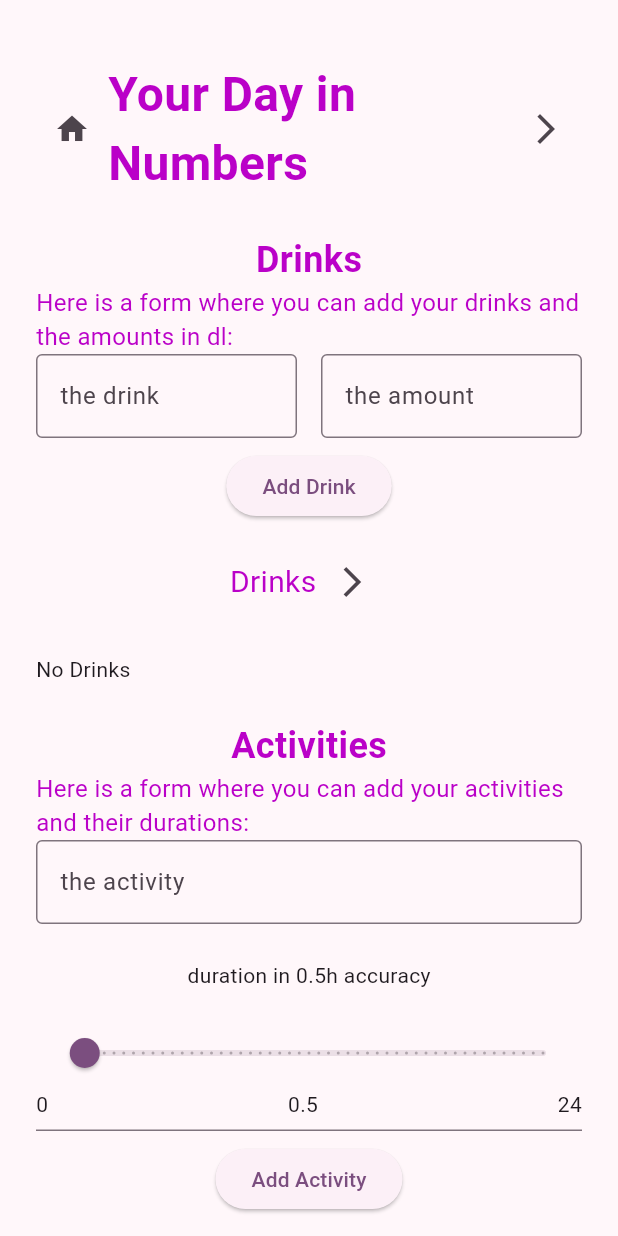
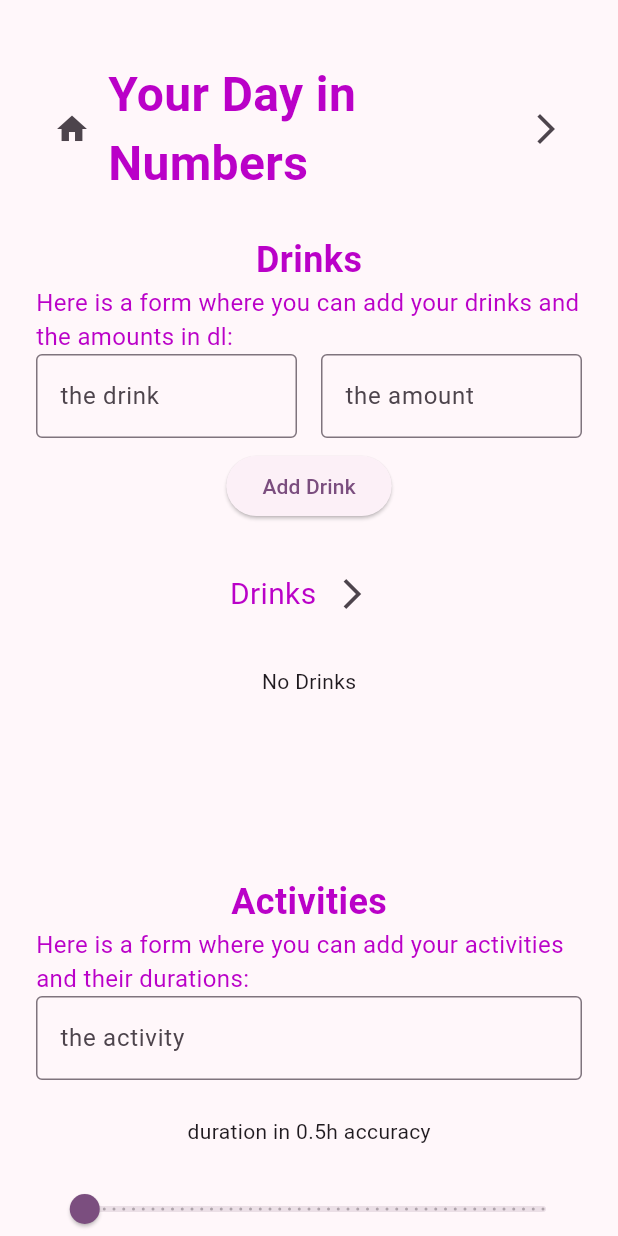
Before and after one commit to SofiaElo/flutter_application_daily_activities, a Flutter app: the ResultsScreen screen opened directly, after a tap on the "arrow back ios new" icon, on a phone screen of 412 x 824 dp. Run offline on Flutter 3.47's test engine with Material 3 defaults, Android fonts, the phone set to English and light mode, and no system bars; drawn by our look-alikes of flutter_form_builder; our stand-ins replace form_builder_validators, get, hive_ce_flutter, syncfusion_flutter_charts; accounts and stored records are empty.

Commit message:
added breakpoints, maxWidth

```diff
--- a/lib/main.dart
+++ b/lib/main.dart
@@ -29,6 +29,7 @@ Future<void> main() async {
 }
 
 class MyApp extends StatelessWidget {
+  static const double maxContentWidth = 1000;
   final ThemeData theme;
 
   MyApp({required this.theme});
@@ -37,6 +38,14 @@ class MyApp extends StatelessWidget {
   Widget build(BuildContext context) {
     return GetMaterialApp(
       theme: theme,
+      builder: (context, child) {
+        return Center(
+          child: ConstrainedBox(
+            constraints: BoxConstraints(maxWidth: maxContentWidth),
+            child: child!,
+          ),
+        );
+      },
       home: HomeScreen());
   }
 }
--- a/lib/pages/form_screen.dart
+++ b/lib/pages/form_screen.dart
@@ -1,89 +1,46 @@
 import 'package:flutter/material.dart';
 import 'package:get/get.dart';
 
-import '../widgets/form_activities.dart';
-import '../widgets/activities_list.dart';
-import '../widgets/form_drinks.dart';
-import '../widgets/drinks_list.dart';
 
-import '../pages/home_screen.dart';
-import '../pages/results_screen.dart';
+import '../widgets/form_screen/drinks_part_form_screen.dart';
+import '../widgets/form_screen/activities_part_form_screen.dart';
+import '../widgets/form_screen/nav_form_screen.dart';
 
 
+class Breakpoints {
+  static const sm = 800;
+}
 
 class FormScreen extends StatelessWidget {
 
 @override
 Widget build(BuildContext context) {
+  final size = MediaQuery.of(context).size;
+
   return Scaffold(
     body: ListView(
       padding: EdgeInsets.all(24.0),
       children: [
-        SizedBox(height: 16.0),
-        Row(children: [
-          IconButton(
-            icon: Icon(Icons.home),
-            onPressed: () {
-              Get.to(() => HomeScreen());
-            }),
-          Expanded(child: Center(
-            child: Text(
-              "Your Day in Numbers",
-              style: TextStyle(fontSize: 32.0, fontWeight: FontWeight.bold,
-              color: Color.fromRGBO(186,1,200,1)),
-              ),
-            ),
-          ),
-          IconButton(
-            icon: Icon(Icons.arrow_forward_ios_outlined),
-            onPressed: () {
-              Get.to(() => ResultsScreen());
-            }),
-        ],),
-        SizedBox(height: 24.0),
-        Center(
-            child: FormDrinks(),
-        ),
-        SizedBox(height: 16.0),
-        Center(child: Row(
-          mainAxisSize: MainAxisSize.min,
-          children: [
-          Text(
-          "Drinks",
-          style: TextStyle(fontSize: 20.0, color: Color.fromRGBO(186,1,200,1)),
-          ),
-          IconButton(
-            icon: Icon(Icons.arrow_forward_ios_outlined),
-            onPressed: () {
-              Get.to(() => ResultsScreen());
-            }),
-        ],
-        ),
-        ),
-        SizedBox(height: 24.0),
-        DrinksList(),
-        SizedBox(height: 24.0),
-        Center(
-            child: FormActivities(),
-        ),
-        SizedBox(height: 24.0),
-        Center(child: Row(
-          mainAxisSize: MainAxisSize.min,
-          children: [
-          Text(
-          "Activities",
-          style: TextStyle(fontSize: 20.0, color: Color.fromRGBO(186,1,200,1)),
-          ),
-          IconButton(
-            icon: Icon(Icons.arrow_forward_ios_outlined),
-            onPressed: () {
-              Get.to(() => ResultsScreen());
-            }),
-        ],
-        ),
-        ),
-        SizedBox(height: 16.0),
-        ActivitiesList(),
+        NavFormScreen(),
+           size.width < Breakpoints.sm
+            ? Column(
+              crossAxisAlignment: CrossAxisAlignment.start,
+              children: [
+                DrinksFormScreen(),
+                SizedBox(height: 120.0),
+                ActivitiesFormScreen(),
+            ],)
+            : IntrinsicHeight(
+                  child: Row(
+                    crossAxisAlignment: CrossAxisAlignment.start,
+                    children: [
+                      Flexible(child: DrinksFormScreen()),
+                      SizedBox(width: 20.0),
+                      Flexible(child: ActivitiesFormScreen()),
+                    ],
+                  ),
+                ),
+
       ],
     ),
   );
--- a/lib/pages/home_screen.dart
+++ b/lib/pages/home_screen.dart
@@ -20,7 +20,7 @@ Widget build(BuildContext context) {
         Center(
             child:
               Text(
-                "This is an application where one can daily activities and the times they have taken. User can insert the amount of sleep, studying, sports and others as time spent with the accuracy of an hour. Tracking food and water can be tracked in cal and dl. Overall mood can also be tracked.",
+                "This is an application where one can daily activities and the times they have taken. User can insert the amount of sleep, studying, sports and others as time spent with the accuracy of an 0.5 hour. Tracking drinks can be done in dl.",
                 style: TextStyle(color: Color.fromRGBO(186,1,200,1), ),
               ),
         ),
--- a/lib/pages/results_screen.dart
+++ b/lib/pages/results_screen.dart
@@ -1,76 +1,36 @@
 import 'package:flutter/material.dart';
 import 'package:get/get.dart';
 
-import '../pages/home_screen.dart';
-import '../pages/form_screen.dart';
+import '../widgets/results_screen/nav_results_screen.dart';
+import '../widgets/results_screen/activities_part_results_screen.dart';
+import '../widgets/results_screen/drinks_part_results_screen.dart';
 
-import '../controllers/activities_controller.dart';
-import '../controllers/drinks_controller.dart';
-import '../widgets/activities_chart.dart';
-import '../widgets/drinks_chart.dart';
+class Breakpoints {
+  static const sm = 640;
+}
 
 class ResultsScreen extends StatelessWidget {
-  final activitiesController = Get.find<ActivitiesController>();
-  final drinksController = Get.find<DrinksController>();
 
 @override
 Widget build(BuildContext context) {
+  final size = MediaQuery.of(context).size;
   return Scaffold(
     body: ListView(
       children: [
         SizedBox(height: 16.0),
-        Row(children: [
-          IconButton(
-            icon: Icon(Icons.arrow_back_ios_new),
-            onPressed: () {
-              Get.to(() => FormScreen());
-            }),
-          IconButton(
-            icon: Icon(Icons.home),
-            onPressed: () {
-              Get.to(() => HomeScreen());
-            }),
-          Expanded(child: Center(
-            child: Text(
-              "Your Day in Numbers",
-              style: TextStyle(fontSize: 32.0, fontWeight: FontWeight.bold,
-              color: Color.fromRGBO(186,1,200,1)),
-              ),
-            ),
+        NavResultScreen(),
+        SizedBox(height: 16.0),
+        Expanded(child:
+          Center(child: size.width < Breakpoints.sm
+            ? Column(children: [
+              ActivitiesResultScreen(),
+              DrinksResultScreen(),
+            ],)
+            : Row(children: [
+              Flexible(child: ActivitiesResultScreen()),
+              Flexible(child: DrinksResultScreen()),
+            ],),
           ),
-        ],),
-        SizedBox(height: 16.0),
-        Obx(
-          () => activitiesController.size == 0
-            ? Center(child: Text('No Activities'))
-            : Column(children: [
-              Container(child: Column(children: [
-                Center(child: Text(
-                  "Your activities in hours for this day:",
-                  style: TextStyle(fontSize: 16.0,
-                  color: Color.fromRGBO(186,1,200,1)),
-                ),
-                ),
-                ActivitiesChart(),
-              ],
-              ),),
-          ],),
-        ),
-        Obx(
-          () => drinksController.size == 0
-            ? Center(child: Text('No Drinks'))
-            : Column(children: [
-              Container(child: Column(children: [
-                Center(child: Text(
-                  "Your drinks for this day:",
-                  style: TextStyle(fontSize: 16.0,
-                  color: Color.fromRGBO(186,1,200,1)),
-                ),
-                ),
-                DrinksChart(),
-              ],
-              ),),
-          ],),
         ),
       ],
     )
--- a/lib/widgets/drinks_list.dart
+++ b/lib/widgets/form_screen/activities_list.dart
@@ -2,20 +2,20 @@ import 'package:flutter/material.dart';
 import 'package:get/get.dart';
 
 
-import '../controllers/drinks_controller.dart';
+import '../../controllers/activities_controller.dart';
 
-class DrinksList extends StatelessWidget {
-  final drinksController = Get.find<DrinksController>();
+class ActivitiesList extends StatelessWidget {
+  final activitiesController = Get.find<ActivitiesController>();
 
   @override
 Widget build(BuildContext context) {
   return Obx(
-    () => drinksController.size == 0
-        ? Text('No Drinks')
+    () => activitiesController.size == 0
+        ? Text('No Activities')
         : Column(
-            children: drinksController.drinks
+            children: activitiesController.activities
                 .map(
-                  (drink) => Column(children: [
+                  (activity) => Column(children: [
                     ListTile(
                     minVerticalPadding: 2,
                     leading: Row(
@@ -24,25 +24,25 @@ Widget build(BuildContext context) {
                       IconButton(
                       icon: Icon(Icons.add),
                       onPressed: () {
-                        drinksController.increaseAmount(drink);
+                        activitiesController.increaseDuration(activity);
                       }),
                       IconButton(
                       icon: Icon(Icons.remove),
                       onPressed: () {
-                        drinksController.decreaseAmount(drink);
+                        activitiesController.decreaseDuration(activity);
                       }),
                     ],
                     ),
 
                     title: Center(child: Text(
-                      drink.name,
+                      activity.name,
                       style: TextStyle(fontSize: 18.0))),
-                    subtitle: Center(child: Text("${drink.amount}",
+                    subtitle: Center(child: Text("${activity.time}",
                     style: TextStyle(fontSize: 18.0),)),
                     trailing: IconButton(
                       icon: Icon(Icons.delete),
                       onPressed: () {
-                        drinksController.delete(drink);
+                        activitiesController.delete(activity);
                       },
                     ),
                     tileColor: Colors.purple[100],
--- /dev/null
+++ b/lib/widgets/form_screen/activities_part_form_screen.dart
@@ -0,0 +1,42 @@
+import 'package:flutter/material.dart';
+import 'package:get/get.dart';
+
+import 'form_activities.dart';
+import 'activities_list.dart';
+
+import '../../pages/results_screen.dart';
+
+
+
+class ActivitiesFormScreen extends StatelessWidget {
+
+  @override
+Widget build(BuildContext context) {
+  return Column(
+      //padding: EdgeInsets.all(24.0),
+      children: [
+        Center(
+            child: FormActivities(),
+        ),
+        SizedBox(height: 24.0),
+        Center(child: Row(
+          mainAxisSize: MainAxisSize.min,
+          children: [
+          Text(
+          "Activities",
+          style: TextStyle(fontSize: 20.0, color: Color.fromRGBO(186,1,200,1)),
+          ),
+          IconButton(
+            icon: Icon(Icons.arrow_forward_ios_outlined),
+            onPressed: () {
+              Get.to(() => ResultsScreen());
+            }),
+        ],
+        ),
+        ),
+        SizedBox(height: 16.0),
+        ActivitiesList(),
+      ],
+    );
+}
+}
--- a/lib/widgets/activities_list.dart
+++ b/lib/widgets/form_screen/drinks_list.dart
@@ -2,20 +2,20 @@ import 'package:flutter/material.dart';
 import 'package:get/get.dart';
 
 
-import '../controllers/activities_controller.dart';
+import '../../controllers/drinks_controller.dart';
 
-class ActivitiesList extends StatelessWidget {
-  final activitiesController = Get.find<ActivitiesController>();
+class DrinksList extends StatelessWidget {
+  final drinksController = Get.find<DrinksController>();
 
   @override
 Widget build(BuildContext context) {
   return Obx(
-    () => activitiesController.size == 0
-        ? Text('No Activities')
+    () => drinksController.size == 0
+        ? Text('No Drinks')
         : Column(
-            children: activitiesController.activities
+            children: drinksController.drinks
                 .map(
-                  (activity) => Column(children: [
+                  (drink) => Column(children: [
                     ListTile(
                     minVerticalPadding: 2,
                     leading: Row(
@@ -24,25 +24,25 @@ Widget build(BuildContext context) {
                       IconButton(
                       icon: Icon(Icons.add),
                       onPressed: () {
-                        activitiesController.increaseDuration(activity);
+                        drinksController.increaseAmount(drink);
                       }),
                       IconButton(
                       icon: Icon(Icons.remove),
                       onPressed: () {
-                        activitiesController.decreaseDuration(activity);
+                        drinksController.decreaseAmount(drink);
                       }),
                     ],
                     ),
 
                     title: Center(child: Text(
-                      activity.name,
+                      drink.name,
                       style: TextStyle(fontSize: 18.0))),
-                    subtitle: Center(child: Text("${activity.time}",
+                    subtitle: Center(child: Text("${drink.amount}",
                     style: TextStyle(fontSize: 18.0),)),
                     trailing: IconButton(
                       icon: Icon(Icons.delete),
                       onPressed: () {
-                        activitiesController.delete(activity);
+                        drinksController.delete(drink);
                       },
                     ),
                     tileColor: Colors.purple[100],
--- /dev/null
+++ b/lib/widgets/form_screen/drinks_part_form_screen.dart
@@ -0,0 +1,42 @@
+import 'package:flutter/material.dart';
+import 'package:get/get.dart';
+
+import 'form_drinks.dart';
+import 'drinks_list.dart';
+
+import '../../pages/results_screen.dart';
+
+
+
+class DrinksFormScreen extends StatelessWidget {
+
+  @override
+Widget build(BuildContext context) {
+  return Column(
+      //padding: EdgeInsets.all(24.0),
+      children: [
+        Center(
+            child: FormDrinks(),
+        ),
+        SizedBox(height: 24.0),
+        Center(child: Row(
+          mainAxisSize: MainAxisSize.min,
+          children: [
+          Text(
+          "Drinks",
+          style: TextStyle(fontSize: 20.0, color: Color.fromRGBO(186,1,200,1)),
+          ),
+          IconButton(
+            icon: Icon(Icons.arrow_forward_ios_outlined),
+            onPressed: () {
+              Get.to(() => ResultsScreen());
+            }),
+        ],
+        ),
+        ),
+        SizedBox(height: 24.0),
+        DrinksList(),
+      ],
+    );
+}
+}
--- a/lib/widgets/form_activities.dart
+++ b/lib/widgets/form_screen/form_activities.dart
@@ -4,8 +4,8 @@ import 'package:form_builder_validators/form_builder_validators.dart';
 import 'package:get/get.dart';
 
 
-import '../controllers/activities_controller.dart';
-import '../models/activity.dart';
+import '../../controllers/activities_controller.dart';
+import '../../models/activity.dart';
 
 class FormActivities extends StatelessWidget {
 final activitiesController = Get.find<ActivitiesController>();
--- a/lib/widgets/form_drinks.dart
+++ b/lib/widgets/form_screen/form_drinks.dart
@@ -5,8 +5,8 @@ import 'package:form_builder_validators/form_builder_validators.dart';
 import 'package:get/get.dart';
 
 
-import '../controllers/drinks_controller.dart';
-import '../models/drinks.dart';
+import '../../controllers/drinks_controller.dart';
+import '../../models/drinks.dart';
 
 class FormDrinks extends StatelessWidget {
 final drinksController = Get.find<DrinksController>();
--- /dev/null
+++ b/lib/widgets/form_screen/nav_form_screen.dart
@@ -0,0 +1,41 @@
+import 'package:flutter/material.dart';
+import 'package:get/get.dart';
+
+import '../../pages/home_screen.dart';
+import '../../pages/results_screen.dart';
+
+
+
+class NavFormScreen extends StatelessWidget {
+
+  @override
+Widget build(BuildContext context) {
+  return Column(
+      //padding: EdgeInsets.all(24.0),
+      children: [
+        SizedBox(height: 16.0),
+        Row(children: [
+          IconButton(
+            icon: Icon(Icons.home),
+            onPressed: () {
+              Get.to(() => HomeScreen());
+            }),
+          Expanded(child: Center(
+            child: Text(
+              "Your Day in Numbers",
+              style: TextStyle(fontSize: 32.0, fontWeight: FontWeight.bold,
+              color: Color.fromRGBO(186,1,200,1)),
+              ),
+            ),
+          ),
+          IconButton(
+            icon: Icon(Icons.arrow_forward_ios_outlined),
+            onPressed: () {
+              Get.to(() => ResultsScreen());
+            }),
+        ],),
+        SizedBox(height: 24.0),
+      ],
+    );
+}
+}
--- a/lib/widgets/drinks_chart.dart
+++ b/lib/widgets/results_screen/activities_chart.dart
@@ -4,18 +4,18 @@ import 'package:syncfusion_flutter_charts/charts.dart';
 
 
 
-import '../controllers/drinks_controller.dart';
+import '../../controllers/activities_controller.dart';
 
-class DrinksChart extends StatelessWidget {
-  final drinksController = Get.find<DrinksController>();
+class ActivitiesChart extends StatelessWidget {
+  final activitiesController = Get.find<ActivitiesController>();
 
   // Helper function to make the list for activities as ChartData for the donut chart
-  arrayForDrinks() {
+  arrayForActivities() {
     List<ChartData> chartData = [];
-    List colors = [Color.fromRGBO(1, 137, 200, 1), Color.fromRGBO(1, 81, 200, 1), Color.fromRGBO(8, 1, 200, 1)];
+    List colors = [Color.fromRGBO(186,1,200,1), Color.fromRGBO(1, 137, 200, 1),Color.fromRGBO(1, 200, 134, 1), Color.fromRGBO(8, 1, 200, 1)];
     int colorNum = 0;
-    for (final drink in drinksController.drinks) {
-      chartData.add(ChartData(drink.name, drink.amount, "${drink.amount}dl ${drink.name}", colors[colorNum]));
+    for (final activity in activitiesController.activities) {
+      chartData.add(ChartData(activity.name, activity.time, "${activity.time}h ${activity.name}", colors[colorNum]));
       colorNum += 1;
       //Check that colors are not gonna go out of index
       if (colorNum == colors.length) {
@@ -34,7 +34,7 @@ Widget build(BuildContext context) {
                     series: <CircularSeries>[
                         // Renders doughnut chart
                         DoughnutSeries<ChartData, String>(
-                            dataSource: arrayForDrinks(),
+                            dataSource: arrayForActivities(),
                             pointColorMapper:(ChartData data,  _) => data.color,
                             //pointColorMapper: (ChartSampleData data, _) => data.pointColor,
                             xValueMapper: (ChartData data, _) => data.x,
@@ -46,23 +46,8 @@ Widget build(BuildContext context) {
                                     labelPosition: ChartDataLabelPosition.outside
                                 ),
 
-                        ),
-                    ],
-                    annotations: <CircularChartAnnotation>[
-                          CircularChartAnnotation(
-                            widget: Center(
-                              child: Obx(() => Text(
-                                'Total: ${drinksController.wholeAmount()} l',   // Your custom text
-                                style: TextStyle(
-                                  fontSize: 16,
-                                  color: Color.fromRGBO(186,1,200,1),
-                                ),
-                              ),
-                              ),
-                            ),
-                            // This annotation will be centered
-                          )
-                        ],
+                        )
+                    ]
                 )
             );
     }
--- /dev/null
+++ b/lib/widgets/results_screen/activities_part_results_screen.dart
@@ -0,0 +1,29 @@
+import 'package:flutter/material.dart';
+import 'package:get/get.dart';
+
+import '../../controllers/activities_controller.dart';
+import 'activities_chart.dart';
+
+
+class ActivitiesResultScreen extends StatelessWidget {
+final activitiesController = Get.find<ActivitiesController>();
+  @override
+Widget build(BuildContext context) {
+  return  Obx(
+          () => activitiesController.size == 0
+            ? Center(child: Text('No Activities'))
+            : Column(children: [
+              Container(child: Column(children: [
+                Center(child: Text(
+                  "Your activities in hours for this day:",
+                  style: TextStyle(fontSize: 16.0,
+                  color: Color.fromRGBO(186,1,200,1)),
+                ),
+                ),
+                ActivitiesChart(),
+              ],
+              ),),
+          ],),
+        );
+}
+}
--- a/lib/widgets/activities_chart.dart
+++ b/lib/widgets/results_screen/drinks_chart.dart
@@ -2,20 +2,18 @@ import 'package:flutter/material.dart';
 import 'package:get/get.dart';
 import 'package:syncfusion_flutter_charts/charts.dart';
 
+import '../../controllers/drinks_controller.dart';
 
-
-import '../controllers/activities_controller.dart';
-
-class ActivitiesChart extends StatelessWidget {
-  final activitiesController = Get.find<ActivitiesController>();
+class DrinksChart extends StatelessWidget {
+  final drinksController = Get.find<DrinksController>();
 
   // Helper function to make the list for activities as ChartData for the donut chart
-  arrayForActivities() {
+  arrayForDrinks() {
     List<ChartData> chartData = [];
-    List colors = [Color.fromRGBO(186,1,200,1), Color.fromRGBO(1, 137, 200, 1),Color.fromRGBO(186,1,200,1),Color.fromRGBO(1, 200, 134, 1)];
+    List colors = [Color.fromRGBO(186,1,200,1), Color.fromRGBO(1, 137, 200, 1),Color.fromRGBO(1, 200, 134, 1), Color.fromRGBO(8, 1, 200, 1)];
     int colorNum = 0;
-    for (final activity in activitiesController.activities) {
-      chartData.add(ChartData(activity.name, activity.time, "${activity.time}h ${activity.name}", colors[colorNum]));
+    for (final drink in drinksController.drinks) {
+      chartData.add(ChartData(drink.name, drink.amount, "${drink.amount}dl ${drink.name}", colors[colorNum]));
       colorNum += 1;
       //Check that colors are not gonna go out of index
       if (colorNum == colors.length) {
@@ -34,7 +32,7 @@ Widget build(BuildContext context) {
                     series: <CircularSeries>[
                         // Renders doughnut chart
                         DoughnutSeries<ChartData, String>(
-                            dataSource: arrayForActivities(),
+                            dataSource: arrayForDrinks(),
                             pointColorMapper:(ChartData data,  _) => data.color,
                             //pointColorMapper: (ChartSampleData data, _) => data.pointColor,
                             xValueMapper: (ChartData data, _) => data.x,
@@ -46,8 +44,23 @@ Widget build(BuildContext context) {
                                     labelPosition: ChartDataLabelPosition.outside
                                 ),
 
-                        )
-                    ]
+                        ),
+                    ],
+                    annotations: <CircularChartAnnotation>[
+                          CircularChartAnnotation(
+                            widget: Center(
+                              child: Obx(() => Text(
+                                'Total: ${drinksController.wholeAmount()} l',   // Your custom text
+                                style: TextStyle(
+                                  fontSize: 16,
+                                  color: Color.fromRGBO(186,1,200,1),
+                                ),
+                              ),
+                              ),
+                            ),
+                            // This annotation will be centered
+                          )
+                        ],
                 )
             );
     }
--- /dev/null
+++ b/lib/widgets/results_screen/drinks_part_results_screen.dart
@@ -0,0 +1,29 @@
+import 'package:flutter/material.dart';
+import 'package:get/get.dart';
+
+import '../../controllers/drinks_controller.dart';
+import 'drinks_chart.dart';
+
+
+class DrinksResultScreen extends StatelessWidget {
+final drinksController = Get.find<DrinksController>();
+  @override
+Widget build(BuildContext context) {
+  return  Obx(
+          () => drinksController.size == 0
+            ? Center(child: Text('No Drinks'))
+            : Column(children: [
+              Container(child: Column(children: [
+                Center(child: Text(
+                  "Your drinks for this day:",
+                  style: TextStyle(fontSize: 16.0,
+                  color: Color.fromRGBO(186,1,200,1)),
+                ),
+                ),
+                DrinksChart(),
+              ],
+              ),),
+          ],),
+        );
+}
+}
--- /dev/null
+++ b/lib/widgets/results_screen/nav_results_screen.dart
@@ -0,0 +1,33 @@
+import 'package:flutter/material.dart';
+import 'package:get/get.dart';
+
+import '../../pages/home_screen.dart';
+import '../../pages/form_screen.dart';
+
+class NavResultScreen extends StatelessWidget {
+
+  @override
+Widget build(BuildContext context) {
+  return Row(children: [
+          IconButton(
+            icon: Icon(Icons.arrow_back_ios_new),
+            onPressed: () {
+              Get.to(() => FormScreen());
+            }),
+          IconButton(
+            icon: Icon(Icons.home),
+            onPressed: () {
+              Get.to(() => HomeScreen());
+            }),
+          Expanded(child: Center(
+            child: Text(
+              "Your Day in Numbers",
+              style: TextStyle(fontSize: 32.0, fontWeight: FontWeight.bold,
+              color: Color.fromRGBO(186,1,200,1)),
+              ),
+            ),
+          ),
+        ],
+      );
+}
+}
```
Also changed, not shown: 1 other file.
